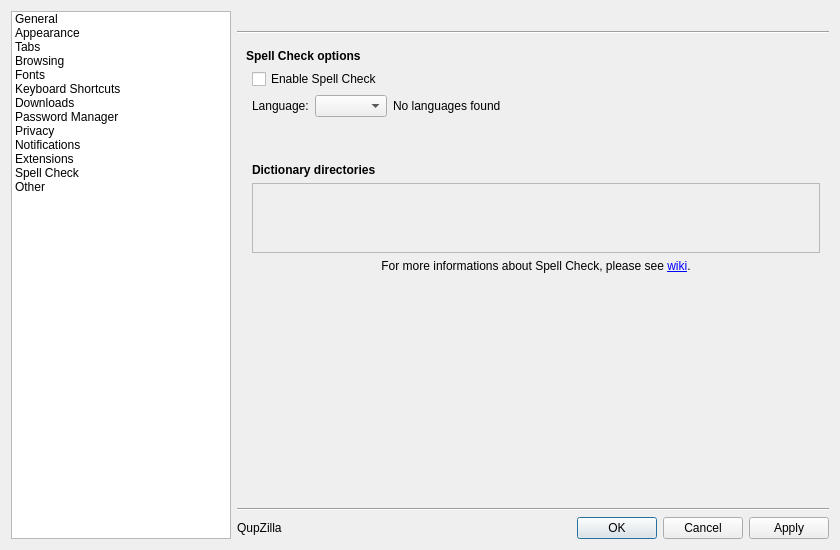
Above: src/lib/preferences/preferences.ui from QupZilla/qupzilla before the change. Below: the same form after it.
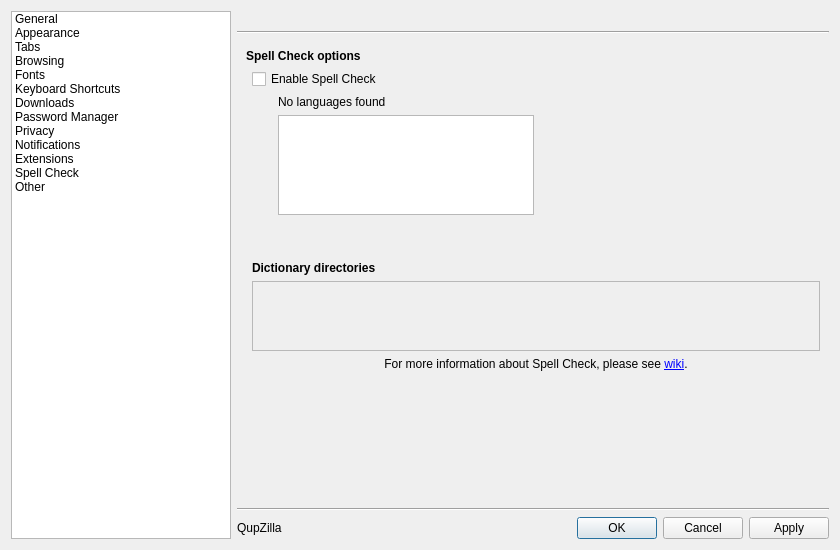
That is the form after the change. The open tabs and pages were chosen to show the change. Custom widgets are drawn as their Qt base class.

Commit message: SpellCheck: Support multiple languages

Patch:
```diff
--- a/src/lib/preferences/preferences.ui
+++ b/src/lib/preferences/preferences.ui
@@ -2282,20 +2282,7 @@
          </widget>
          <widget class="QWidget" name="spellcheckPage">
           <layout class="QGridLayout" name="gridLayout_20">
-           <item row="2" column="1">
-            <widget class="QLabel" name="label_7">
-             <property name="sizePolicy">
-              <sizepolicy hsizetype="Maximum" vsizetype="Preferred">
-               <horstretch>0</horstretch>
-               <verstretch>0</verstretch>
-              </sizepolicy>
-             </property>
-             <property name="text">
-              <string>Language:</string>
-             </property>
-            </widget>
-           </item>
-           <item row="2" column="4">
+           <item row="3" column="6">
             <spacer name="horizontalSpacer_16">
              <property name="orientation">
               <enum>Qt::Horizontal</enum>
@@ -2308,17 +2295,10 @@
              </property>
             </spacer>
            </item>
-           <item row="2" column="3">
-            <widget class="QLabel" name="spellcheckNoLanguages">
-             <property name="text">
-              <string>No languages found</string>
-             </property>
-            </widget>
-           </item>
-           <item row="6" column="1" colspan="4">
+           <item row="7" column="1" colspan="6">
             <widget class="QLabel" name="label_40">
              <property name="text">
-              <string>For more informations about Spell Check, please see &lt;a href=&quot;https://github.com/QupZilla/qupzilla/wiki/Spell-Check&quot;&gt;wiki&lt;/a&gt;.</string>
+              <string>For more information about Spell Check, please see &lt;a href=&quot;https://github.com/QupZilla/qupzilla/wiki/Spell-Check&quot;&gt;wiki&lt;/a&gt;.</string>
              </property>
              <property name="alignment">
               <set>Qt::AlignCenter</set>
@@ -2328,7 +2308,7 @@
              </property>
             </widget>
            </item>
-           <item row="8" column="1">
+           <item row="9" column="1">
             <spacer name="verticalSpacer_17">
              <property name="orientation">
               <enum>Qt::Vertical</enum>
@@ -2341,10 +2321,7 @@
              </property>
             </spacer>
            </item>
-           <item row="2" column="2">
-            <widget class="QComboBox" name="spellcheckLanguage"/>
-           </item>
-           <item row="3" column="2">
+           <item row="4" column="4">
             <spacer name="verticalSpacer_18">
              <property name="orientation">
               <enum>Qt::Vertical</enum>
@@ -2374,14 +2351,14 @@
              </property>
             </widget>
            </item>
-           <item row="4" column="1" colspan="4">
+           <item row="5" column="1" colspan="6">
             <widget class="QLabel" name="label_48">
              <property name="text">
               <string>&lt;b&gt;Dictionary directories&lt;/b&gt;</string>
              </property>
             </widget>
            </item>
-           <item row="5" column="1" colspan="4">
+           <item row="6" column="1" colspan="6">
             <widget class="QScrollArea" name="spellcheckDirectoriesScrollArea">
              <property name="sizePolicy">
               <sizepolicy hsizetype="Expanding" vsizetype="Maximum">
@@ -2409,6 +2386,26 @@
              </widget>
             </widget>
            </item>
+           <item row="3" column="2">
+            <widget class="QListWidget" name="spellcheckLanguages">
+             <property name="maximumSize">
+              <size>
+               <width>16777215</width>
+               <height>100</height>
+              </size>
+             </property>
+             <property name="selectionMode">
+              <enum>QAbstractItemView::MultiSelection</enum>
+             </property>
+            </widget>
+           </item>
+           <item row="2" column="2">
+            <widget class="QLabel" name="spellcheckNoLanguages">
+             <property name="text">
+              <string>No languages found</string>
+             </property>
+            </widget>
+           </item>
           </layout>
          </widget>
          <widget class="QWidget" name="otherPage">
```
Left out of the diff: 4 changed lines with no effect on the pictures. The commit also changes 1 other file.
